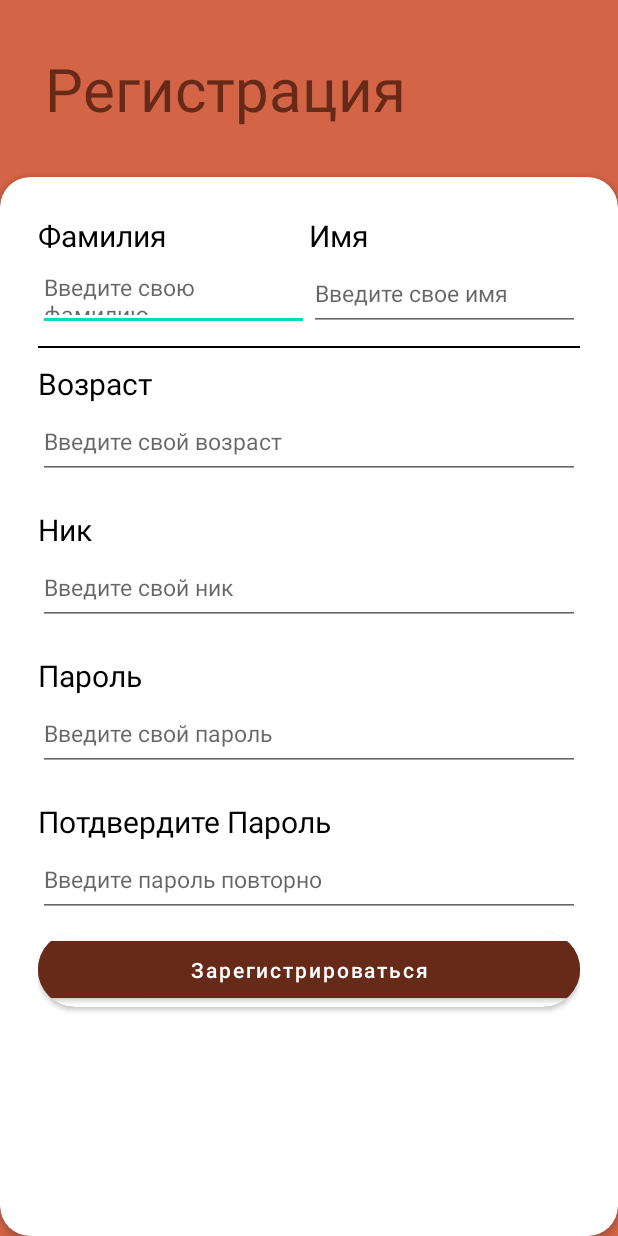
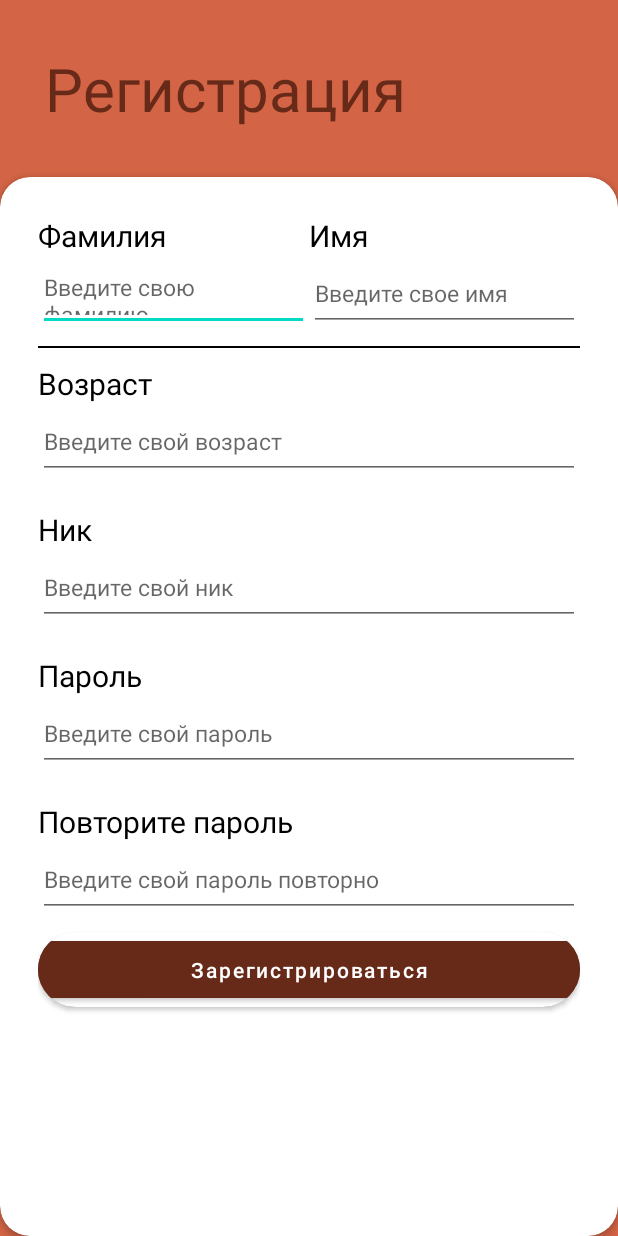
Before and after one commit to Kamchi2/CleanArchitectureAuth, an Android app: the screen it shows after launch (MainActivity), on a phone screen of 412 x 824 dp. Run offline under Robolectric (Android 15) with nearby library versions, the phone set to English and light mode, and no system bars; our stand-ins replace Dagger/Hilt's generated code; libraries missing offline, so code that uses them is left out: by.kirich1409.viewbindingdelegate; 1 statement that could not run was skipped.

Commit message:
changed strings.xml, fragment_auth and fragment_home all in

```diff
--- a/app/src/main/res/layout/fragment_auth.xml
+++ b/app/src/main/res/layout/fragment_auth.xml
@@ -19,7 +19,7 @@
             android:layout_weight="6"
             android:background="@color/orange"
             android:gravity="center_vertical"
-            android:text="Регистрация"
+            android:text="@string/register_title"
             android:textColor="@color/orange_dark"
             android:textSize="40sp" />
 
@@ -51,7 +51,7 @@
                             android:layout_width="match_parent"
                             android:layout_height="wrap_content"
                             android:layout_weight="1"
-                            android:text="Фамилия"
+                            android:text="@string/surname_title"
                             android:textColor="@color/black"
                             android:textSize="20sp" />
 
@@ -60,7 +60,7 @@
                             android:layout_width="match_parent"
                             android:layout_height="50dp"
                             android:layout_weight="1"
-                            android:hint="Введите свою фамилию"
+                            android:hint="@string/surname_et_hint"
                             android:textSize="15sp" />
                     </LinearLayout>
 
@@ -73,7 +73,7 @@
                         <TextView
                             android:layout_width="match_parent"
                             android:layout_height="wrap_content"
-                            android:text="Имя"
+                            android:text="@string/name_title"
                             android:textColor="@color/black"
                             android:textSize="20sp" />
 
@@ -81,7 +81,7 @@
                             android:id="@+id/name_et"
                             android:layout_width="match_parent"
                             android:layout_height="50dp"
-                            android:hint="Введите свое имя"
+                            android:hint="@string/name_et_hint"
                             android:textSize="15sp" />
                     </LinearLayout>
                 </LinearLayout>
@@ -96,7 +96,7 @@
                 <TextView
                     android:layout_width="match_parent"
                     android:layout_height="wrap_content"
-                    android:text="Возраст"
+                    android:text="@string/age_title"
                     android:textColor="@color/black"
                     android:textSize="20sp" />
 
@@ -104,7 +104,7 @@
                     android:id="@+id/age_et"
                     android:layout_width="match_parent"
                     android:layout_height="50dp"
-                    android:hint="Введите свой возраст"
+                    android:hint="@string/age_et_hint"
                     android:inputType="number"
                     android:textSize="15sp" />
 
@@ -112,7 +112,7 @@
                     android:layout_width="match_parent"
                     android:layout_height="wrap_content"
                     android:layout_marginTop="20dp"
-                    android:text="Ник"
+                    android:text="@string/nickname_title"
                     android:textColor="@color/black"
                     android:textSize="20sp" />
 
@@ -120,14 +120,14 @@
                     android:id="@+id/username_et"
                     android:layout_width="match_parent"
                     android:layout_height="50dp"
-                    android:hint="Введите свой ник"
+                    android:hint="@string/nickname_et_hint"
                     android:textSize="15sp" />
 
                 <TextView
                     android:layout_width="match_parent"
                     android:layout_height="wrap_content"
                     android:layout_marginTop="20dp"
-                    android:text="Пароль"
+                    android:text="@string/password_title"
                     android:textColor="@color/black"
                     android:textSize="20sp" />
 
@@ -135,14 +135,14 @@
                     android:id="@+id/password_et"
                     android:layout_width="match_parent"
                     android:layout_height="50dp"
-                    android:hint="Введите свой пароль"
+                    android:hint="@string/password_et_hint"
                     android:textSize="15sp" />
 
                 <TextView
                     android:layout_width="match_parent"
                     android:layout_height="wrap_content"
                     android:layout_marginTop="20dp"
-                    android:text="Потдвердите Пароль"
+                    android:text="@string/password_confirm_title"
                     android:textColor="@color/black"
                     android:textSize="20sp" />
 
@@ -150,7 +150,7 @@
                     android:id="@+id/password_confirm_et"
                     android:layout_width="match_parent"
                     android:layout_height="50dp"
-                    android:hint="Введите пароль повторно"
+                    android:hint="@string/password_confirm_et_hint"
                     android:textSize="15sp" />
 
                 <androidx.cardview.widget.CardView
@@ -165,7 +165,7 @@
                         android:layout_width="match_parent"
                         android:layout_height="50dp"
                         android:backgroundTint="@color/orange_dark"
-                        android:text="Зарегистрироваться"
+                        android:text="@string/register_btn_text"
                         android:textAllCaps="false" />
                 </androidx.cardview.widget.CardView>
             </LinearLayout>
--- a/app/src/main/res/layout/fragment_home.xml
+++ b/app/src/main/res/layout/fragment_home.xml
@@ -19,7 +19,7 @@
             android:layout_weight="7"
             android:background="@color/orange"
             android:gravity="center_vertical"
-            android:text="Home"
+            android:text="@string/home_title"
             android:textColor="@color/orange_dark"
             android:textSize="40sp" />
 
@@ -41,7 +41,7 @@
                     android:layout_width="match_parent"
                     android:layout_height="wrap_content"
                     android:backgroundTint="@color/orange_dark"
-                    android:text="Информация о пользователе" />
+                    android:text="@string/info_about_user_btn_text" />
 
                 <LinearLayout
                     android:id="@+id/info"
@@ -52,7 +52,7 @@
                     <TextView
                         android:layout_width="match_parent"
                         android:layout_height="wrap_content"
-                        android:text="Имя:"
+                        android:text="@string/name_title"
                         android:textColor="@color/black"
                         android:textSize="20sp" />
 
@@ -66,7 +66,7 @@
                     <TextView
                         android:layout_width="match_parent"
                         android:layout_height="wrap_content"
-                        android:text="Фамилия:"
+                        android:text="@string/surname_title"
                         android:textColor="@color/black"
                         android:textSize="20sp" />
 
@@ -80,7 +80,7 @@
                     <TextView
                         android:layout_width="match_parent"
                         android:layout_height="wrap_content"
-                        android:text="Возраст:"
+                        android:text="@string/age_title"
                         android:textColor="@color/black"
                         android:textSize="20sp" />
 
@@ -94,7 +94,7 @@
                     <TextView
                         android:layout_width="match_parent"
                         android:layout_height="wrap_content"
-                        android:text="Ник:"
+                        android:text="@string/nickname_title"
                         android:textColor="@color/black"
                         android:textSize="20sp" />
 
@@ -108,7 +108,7 @@
                     <TextView
                         android:layout_width="match_parent"
                         android:layout_height="wrap_content"
-                        android:text="Пароль:"
+                        android:text="@string/password_title"
                         android:textColor="@color/black"
                         android:textSize="20sp" />
 
--- a/app/src/main/res/values/strings.xml
+++ b/app/src/main/res/values/strings.xml
@@ -1,4 +1,30 @@
 <resources>
     <string name="app_name">CleanArchitectureAuth</string>
     <string name="password_not_match_error">Пароли не совпадают</string>
+
+    <string name="register_title">Регистрация</string>
+
+    <string name="surname_title">Фамилия</string>
+    <string name="surname_et_hint">Введите свою фамилию</string>
+
+    <string name="name_title">Имя</string>
+    <string name="name_et_hint">Введите свое имя</string>
+
+    <string name="age_title">Возраст</string>
+    <string name="age_et_hint">Введите свой возраст</string>
+
+    <string name="nickname_title">Ник</string>
+    <string name="nickname_et_hint">Введите свой ник</string>
+
+    <string name="password_title">Пароль</string>
+    <string name="password_et_hint">Введите свой пароль</string>
+
+    <string name="password_confirm_title">Повторите пароль</string>
+    <string name="password_confirm_et_hint">Введите свой пароль повторно</string>
+
+    <string name="register_btn_text">Зарегистрироваться</string>
+
+    <string name="home_title">Home</string>
+    <string name="info_about_user_btn_text">Информация о пользователе</string>
+
 </resources>
```
